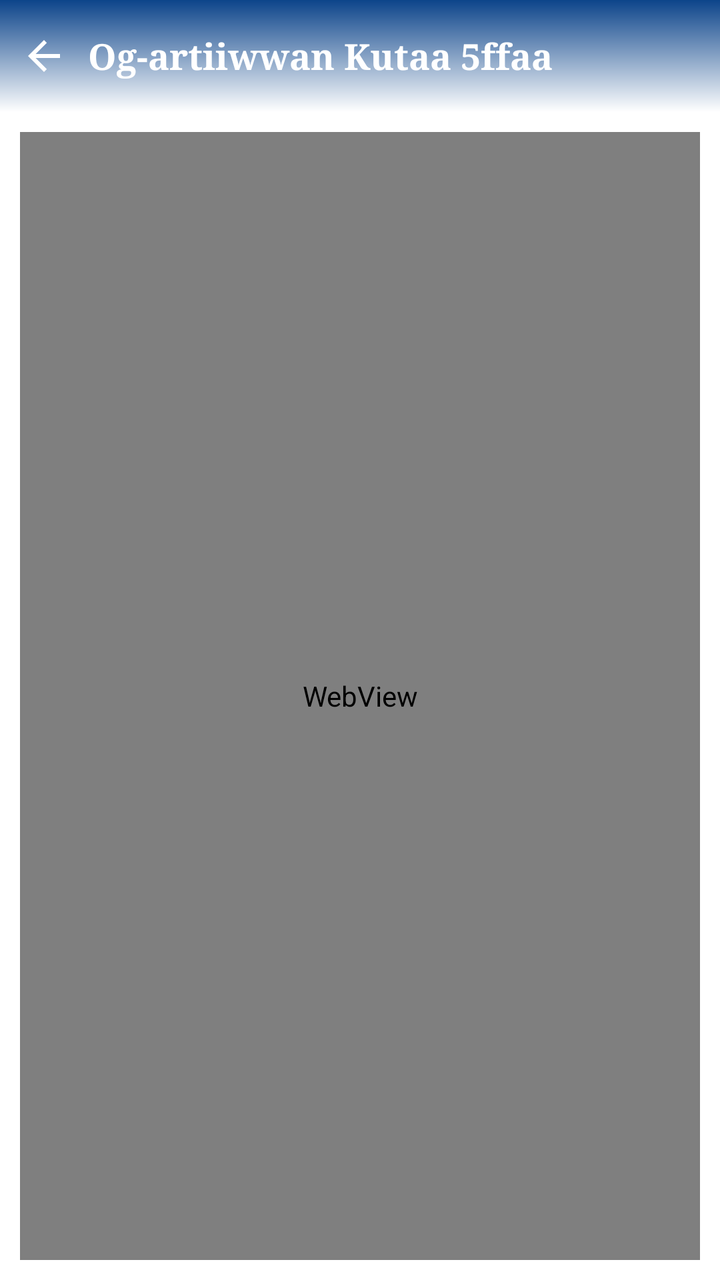
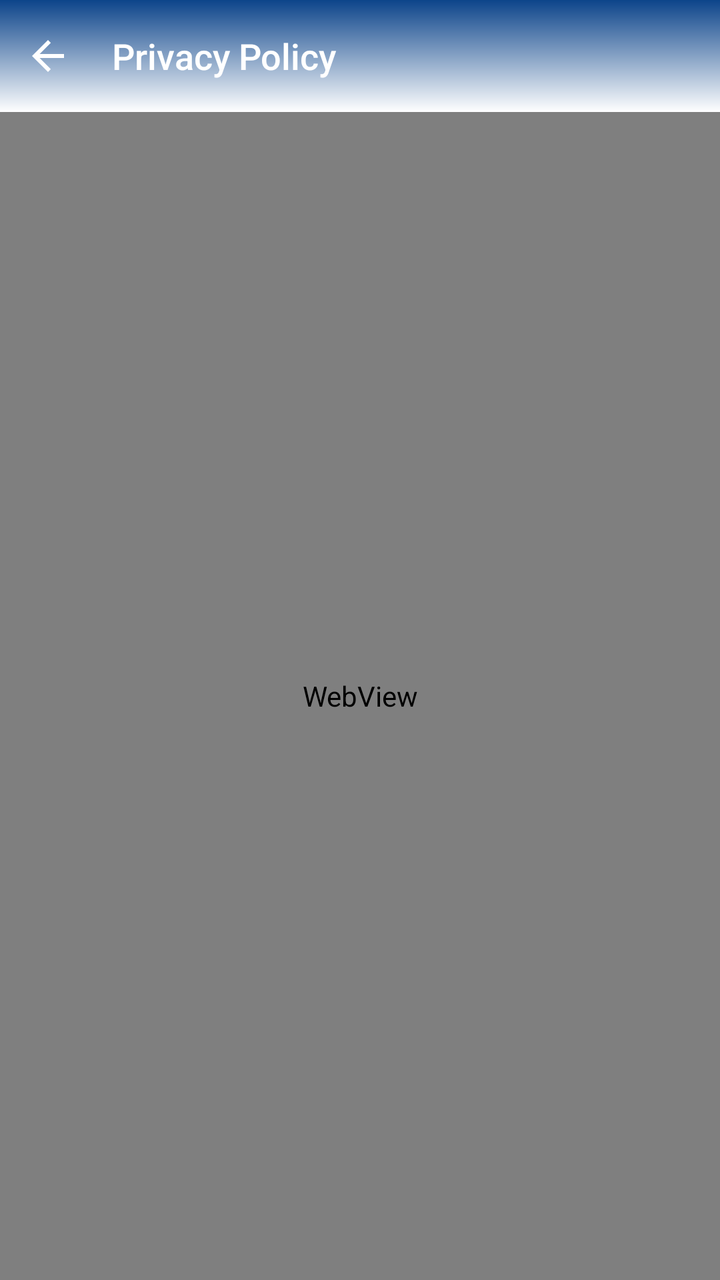

Before-and-after screenshots of an Android layout around one commit, followed by the original layout XML and the change that was made.
<!-- AndroidManifest.xml: application theme AppTheme -->
<!-- res/layout/activity_privacy.xml -->
<?xml version="1.0" encoding="utf-8"?>
<RelativeLayout xmlns:android="http://schemas.android.com/apk/res/android"
    xmlns:ads="http://schemas.android.com/apk/res-auto"
    xmlns:tools="http://schemas.android.com/tools"
    android:layout_width="match_parent"
    android:layout_height="match_parent"
    android:layout_weight="100"
    android:background="@color/white"
    android:orientation="vertical"
    tools:context=".activity.PrivacyActivity">

    <RelativeLayout
        android:id="@+id/toolbar"
        android:layout_width="match_parent"
        android:layout_height="?attr/actionBarSize"
        android:background="@drawable/nav_header_bg"
        android:theme="@style/MyToolBar">

        <ImageButton
            android:id="@+id/ib_back"
            android:layout_width="wrap_content"
            android:layout_height="wrap_content"
            android:layout_centerVertical="true"
            android:background="@android:color/transparent"
            android:contentDescription="@string/app_name"
            android:padding="10dp"
            android:src="@drawable/ic_baseline_arrow_back_24"
            ads:tint="@color/white" />

        <TextView
            android:id="@+id/tv_title"
            android:layout_width="match_parent"
            android:layout_height="wrap_content"
            android:layout_centerVertical="true"
            android:layout_marginEnd="40dp"
            android:layout_toEndOf="@id/ib_back"
            android:ellipsize="marquee"
            android:fontFamily="serif"
            android:singleLine="true"
            android:text="@string/app_name"
            android:textColor="@color/white"
            android:textSize="18sp"
            android:textStyle="bold" />

    </RelativeLayout>

    <WebView
        android:id="@+id/webView_privacy"
        android:layout_width="match_parent"
        android:layout_height="match_parent"
        android:layout_below="@id/toolbar"
        android:layout_margin="10dp"
        android:background="@color/white" />

    <ProgressBar
        android:id="@+id/progress_horizontal"
        android:layout_width="wrap_content"
        android:layout_height="wrap_content"
        android:layout_centerHorizontal="true"
        android:layout_centerInParent="true"
        android:progress="@integer/material_motion_duration_short_2"
        android:progressTint="@color/colorPrimaryDark" />
</RelativeLayout>
<!-- resources referenced by this layout -->
<resources>
  <color name="colorPrimaryDark">#0C448A</color>
  <color name="white">#FFFFFFFF</color>
  <!-- drawable ic_baseline_arrow_back_24 (drawable) -->
  <vector android:autoMirrored="true" android:height="24dp"
      android:tint="#113B4E" android:viewportHeight="24"
      android:viewportWidth="24" android:width="24dp" xmlns:android="http://schemas.android.com/apk/res/android">
      <path android:fillColor="@android:color/white" android:pathData="M20,11H7.83l5.59,-5.59L12,4l-8,8 8,8 1.41,-1.41L7.83,13H20v-2z"/>
  </vector>
  <!-- drawable nav_header_bg (drawable) -->
  <?xml version="1.0" encoding="utf-8"?>
  <shape xmlns:android="http://schemas.android.com/apk/res/android"
      android:shape="rectangle">
      <gradient android:angle="90"
          android:centerX="0"
          android:centerY="0"
          android:endColor="@color/colorPrimaryDark"
          android:centerColor="#FFFFFF"/>
  </shape>
  <string name="app_name">Og-artiiwwan Kutaa 5ffaa</string>
  <style name="MyToolBar" parent="ThemeOverlay.AppCompat.Light">
          <item name="android:textColorSecondary">@color/black</item>
          <item name="android:colorBackground">@color/white</item>
          <item name="popupMenuStyle">@style/ThemeOverlay.AppCompat.Light</item>
      </style>
  <style name="AppTheme" parent="Theme.MaterialComponents.DayNight.NoActionBar.Bridge">
          <item name="colorPrimary">@color/colorPrimary</item>
          <item name="colorPrimaryDark">@color/colorPrimaryDark</item>
          <item name="colorAccent">@color/colorAccent</item>
          <item name="overlapAnchor">false</item>
          <item name="android:dropDownVerticalOffset">?attr/actionBarSize</item>
          <item name="android:itemBackground">@drawable/nav_header_bg</item>
          <item name="android:textColor">@color/black</item>
      </style>
  <color name="black">#FF000000</color>
  <color name="colorPrimary">#185DB3</color>
  <color name="colorAccent">#0E77CA</color>
</resources>

<!-- the commit's change to res/layout/activity_privacy.xml (unified diff, before → after) -->
@@ -1,63 +1,59 @@
 <?xml version="1.0" encoding="utf-8"?>
 <RelativeLayout xmlns:android="http://schemas.android.com/apk/res/android"
-    xmlns:ads="http://schemas.android.com/apk/res-auto"
+    xmlns:app="http://schemas.android.com/apk/res-auto"
     xmlns:tools="http://schemas.android.com/tools"
     android:layout_width="match_parent"
     android:layout_height="match_parent"
-    android:layout_weight="100"
     android:background="@color/white"
-    android:orientation="vertical"
     tools:context=".activity.PrivacyActivity">
 
     <RelativeLayout
-        android:id="@+id/toolbar"
+        android:id="@+id/toolbar_privacy"
         android:layout_width="match_parent"
         android:layout_height="?attr/actionBarSize"
         android:background="@drawable/nav_header_bg"
-        android:theme="@style/MyToolBar">
+        android:elevation="4dp">
 
         <ImageButton
             android:id="@+id/ib_back"
+            android:layout_width="48dp"
+            android:layout_height="48dp"
+            android:layout_centerVertical="true"
+            android:background="?attr/selectableItemBackgroundBorderless"
+            android:contentDescription="@string/app_name"
+            android:src="@drawable/ic_baseline_arrow_back_24"
+            app:tint="@color/white" />
+
+        <TextView
+            android:id="@+id/tv_title"
             android:layout_width="wrap_content"
             android:layout_height="wrap_content"
             android:layout_centerVertical="true"
-            android:background="@android:color/transparent"
-            android:contentDescription="@string/app_name"
-            android:padding="10dp"
-            android:src="@drawable/ic_baseline_arrow_back_24"
-            ads:tint="@color/white" />
-
-        <TextView
-            android:id="@+id/tv_title"
-            android:layout_width="match_parent"
-            android:layout_height="wrap_content"
-            android:layout_centerVertical="true"
-            android:layout_marginEnd="40dp"
+            android:layout_marginStart="8dp"
             android:layout_toEndOf="@id/ib_back"
             android:ellipsize="marquee"
-            android:fontFamily="serif"
+            android:fontFamily="sans-serif-medium"
             android:singleLine="true"
-            android:text="@string/app_name"
+            android:text="@string/privacy_policy"
             android:textColor="@color/white"
-            android:textSize="18sp"
-            android:textStyle="bold" />
+            android:textSize="18sp" />
+    </RelativeLayout>
 
-    </RelativeLayout>
+    <ProgressBar
+        android:id="@+id/progress_horizontal"
+        style="@style/Widget.AppCompat.ProgressBar.Horizontal"
+        android:layout_width="match_parent"
+        android:layout_height="4dp"
+        android:layout_below="@id/toolbar_privacy"
+        android:indeterminate="true"
+        android:visibility="gone"
+        android:progressTint="@color/colorPrimaryDark" />
 
     <WebView
         android:id="@+id/webView_privacy"
         android:layout_width="match_parent"
         android:layout_height="match_parent"
-        android:layout_below="@id/toolbar"
-        android:layout_margin="10dp"
+        android:layout_below="@id/progress_horizontal"
         android:background="@color/white" />
 
-    <ProgressBar
-        android:id="@+id/progress_horizontal"
-        android:layout_width="wrap_content"
-        android:layout_height="wrap_content"
-        android:layout_centerHorizontal="true"
-        android:layout_centerInParent="true"
-        android:progress="@integer/material_motion_duration_short_2"
-        android:progressTint="@color/colorPrimaryDark" />
 </RelativeLayout>
<!-- resource entries referenced after the edit -->
@@ -19,21 +19,30 @@
           android:centerColor="#FFFFFF"/>
   </shape>
   <string name="app_name">Og-artiiwwan Kutaa 5ffaa</string>
-  <style name="MyToolBar" parent="ThemeOverlay.AppCompat.Light">
-          <item name="android:textColorSecondary">@color/black</item>
-          <item name="android:colorBackground">@color/white</item>
-          <item name="popupMenuStyle">@style/ThemeOverlay.AppCompat.Light</item>
-      </style>
+  <string name="privacy_policy">Privacy Policy</string>
   <style name="AppTheme" parent="Theme.MaterialComponents.DayNight.NoActionBar.Bridge">
           <item name="colorPrimary">@color/colorPrimary</item>
           <item name="colorPrimaryDark">@color/colorPrimaryDark</item>
           <item name="colorAccent">@color/colorAccent</item>
+  
           <item name="overlapAnchor">false</item>
           <item name="android:dropDownVerticalOffset">?attr/actionBarSize</item>
-          <item name="android:itemBackground">@drawable/nav_header_bg</item>
+  
           <item name="android:textColor">@color/black</item>
+  
+          <item name="android:listSeparatorTextViewStyle">@style/NavSeparatorText</item>
       </style>
   <color name="black">#FF000000</color>
+  <style name="NavSeparatorText" parent="Widget.AppCompat.TextView.SpinnerItem">
+          <item name="android:textColor">@color/colorPrimaryDark</item>
+          <item name="android:textSize">12sp</item>
+          <item name="android:textStyle">bold</item>
+          <item name="android:textAllCaps">true</item>
+          <item name="android:fontFamily">sans-serif-medium</item>
+          <item name="android:paddingStart">16dp</item>
+          <item name="android:paddingTop">16dp</item>
+          <item name="android:paddingBottom">8dp</item>
+      </style>
   <color name="colorPrimary">#185DB3</color>
   <color name="colorAccent">#0E77CA</color>
 </resources>
